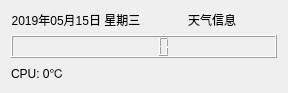
pokebox/led_proj, file mainwindow.ui: the form before one commit.
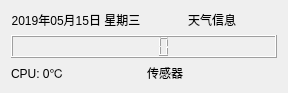
The form after the commit.

Commit message: 小修复的提交

```diff
--- a/mainwindow.ui
+++ b/mainwindow.ui
@@ -123,6 +123,13 @@
       </property>
      </widget>
     </item>
+    <item row="2" column="1">
+     <widget class="QLabel" name="lb_sensor">
+      <property name="text">
+       <string>传感器</string>
+      </property>
+     </widget>
+    </item>
    </layout>
   </widget>
  </widget>
```
The commit also changes 1 other file.
